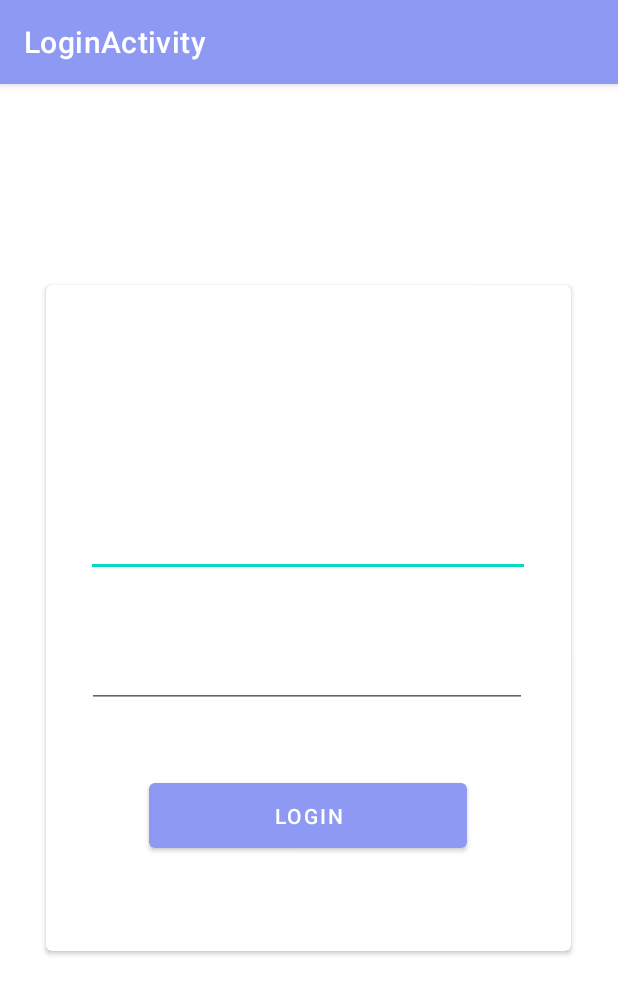
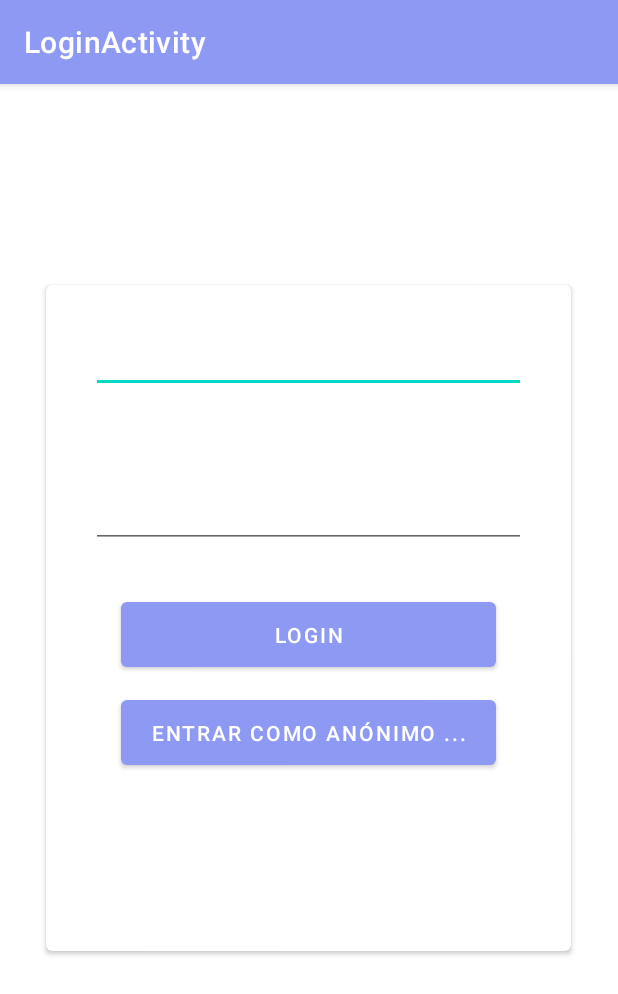
Before and after one commit to rafaelpereira97/Comp.Movel, an Android app: the screen it shows after launch (LoginActivity), on a phone screen of 412 x 824 dp. Shown: the top 994 px of the screen. Run offline under Robolectric (Android 15) with nearby library versions, the phone set to English and light mode, and no system bars.

Commit message:
add anonymous button to login screen

```diff
--- a/app/src/main/res/layout/content_login.xml
+++ b/app/src/main/res/layout/content_login.xml
@@ -1,46 +1,47 @@
 <?xml version="1.0" encoding="utf-8"?>
-<androidx.constraintlayout.widget.ConstraintLayout xmlns:android="http://schemas.android.com/apk/res/android"
+<LinearLayout xmlns:android="http://schemas.android.com/apk/res/android"
     xmlns:app="http://schemas.android.com/apk/res-auto"
     xmlns:tools="http://schemas.android.com/tools"
     android:layout_width="match_parent"
     android:layout_height="match_parent"
+    android:orientation="vertical"
     app:layout_behavior="@string/appbar_scrolling_view_behavior">
 
+    <EditText
+        android:id="@+id/editTextTextPersonName"
+        android:layout_width="match_parent"
+        android:layout_margin="30dp"
+        android:layout_height="42dp"
+        android:layout_marginBottom="5dp"
+        android:inputType="textPersonName"
+        android:text="" />
+
+    <EditText
+        android:id="@+id/editTextTextPassword"
+        android:layout_width="match_parent"
+        android:layout_margin="30dp"
+        android:layout_height="43dp"
+        android:inputType="textPassword" />
 
     <Button
         android:id="@+id/loginButton"
-        android:layout_width="212dp"
+        android:layout_width="match_parent"
+        android:layout_height="55dp"
+        android:layout_marginBottom="10dp"
+        android:layout_marginRight="50dp"
+        android:layout_marginLeft="50dp"
+        android:text="Login"
+ />
+
+    <Button
+        android:id="@+id/anonymousLogin"
+        android:layout_width="match_parent"
         android:layout_height="55dp"
         android:layout_marginBottom="104dp"
-        android:text="Login"
-        app:layout_constraintBottom_toBottomOf="parent"
-        app:layout_constraintEnd_toEndOf="parent"
-        app:layout_constraintHorizontal_bias="0.497"
-        app:layout_constraintStart_toStartOf="parent" />
+        android:layout_marginRight="50dp"
+        android:layout_marginLeft="50dp"
+        android:text="Entrar como Anónimo ..."
 
-    <EditText
-        android:id="@+id/editTextTextPersonName"
-        android:layout_width="296dp"
-        android:layout_height="42dp"
-        android:layout_marginBottom="44dp"
-        android:ems="10"
-        android:inputType="textPersonName"
-        android:text=""
-        app:layout_constraintBottom_toTopOf="@+id/editTextTextPassword"
-        app:layout_constraintEnd_toEndOf="parent"
-        app:layout_constraintHorizontal_bias="0.495"
-        app:layout_constraintStart_toStartOf="parent" />
+ />
 
-    <EditText
-        android:id="@+id/editTextTextPassword"
-        android:layout_width="293dp"
-        android:layout_height="43dp"
-        android:layout_marginBottom="44dp"
-        android:ems="10"
-        android:inputType="textPassword"
-        app:layout_constraintBottom_toTopOf="@+id/loginButton"
-        app:layout_constraintEnd_toEndOf="parent"
-        app:layout_constraintHorizontal_bias="0.483"
-        app:layout_constraintStart_toStartOf="parent" />
-
-</androidx.constraintlayout.widget.ConstraintLayout>
+</LinearLayout>
```
